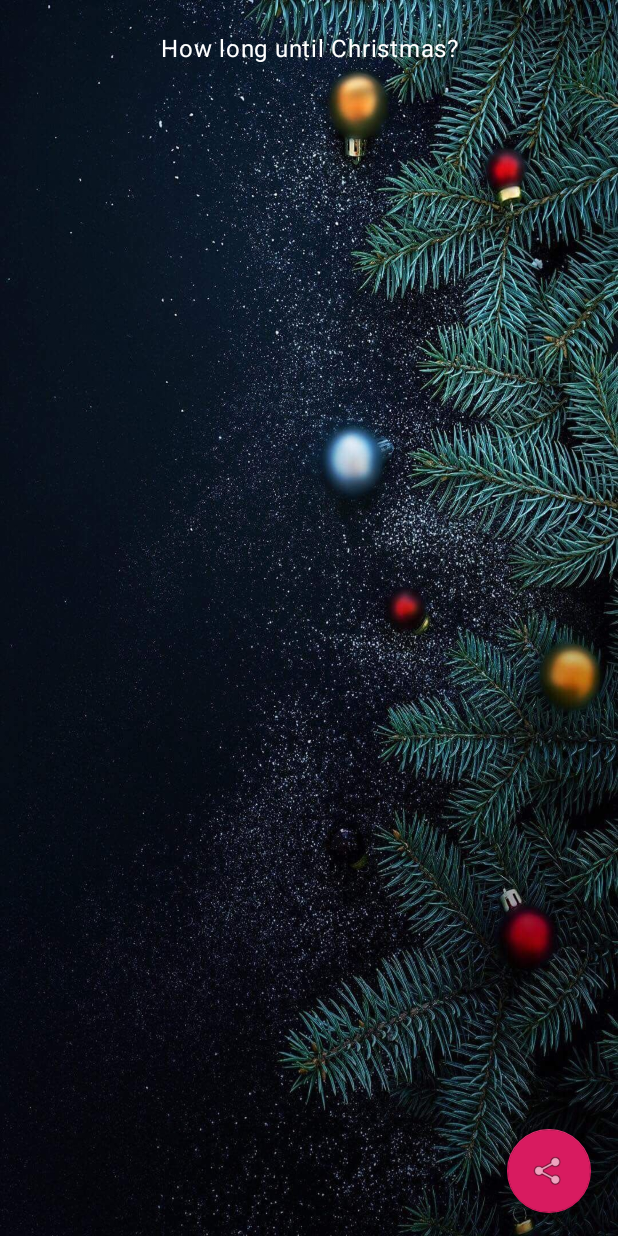
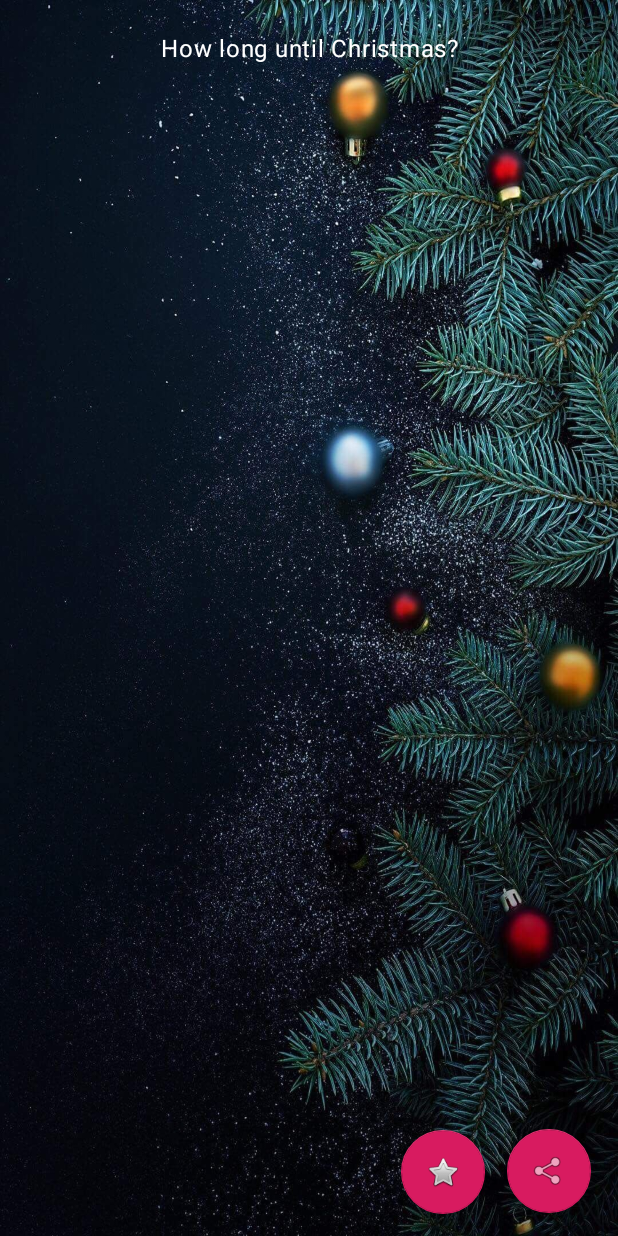
Before and after one commit to facundop/android-how_long_until_christmas, an Android app: the screen it shows after launch (MainActivity), on a phone screen of 412 x 824 dp. Run offline under Robolectric (Android 15) with nearby library versions, the phone set to English and light mode, and no system bars; our stand-ins replace AdMob; 3 statements that could not run were skipped.

Commit message:
Add Rate Button

```diff
--- a/app/build.gradle
+++ b/app/build.gradle
@@ -14,8 +14,8 @@ android {
         applicationId "com.facundoprecentado.howlonguntilchristmas"
         minSdkVersion 22
         targetSdkVersion 28
-        versionCode 5
-        versionName "1.4"
+        versionCode 6
+        versionName "1.6"
         testInstrumentationRunner "android.support.test.runner.AndroidJUnitRunner"
         signingConfig signingConfigs.release
     }
--- a/app/src/main/java/com/facundoprecentado/howlonguntilchristmas/MainActivity.java
+++ b/app/src/main/java/com/facundoprecentado/howlonguntilchristmas/MainActivity.java
@@ -3,6 +3,7 @@ package com.facundoprecentado.howlonguntilchristmas;
 import android.annotation.TargetApi;
 import android.content.Intent;
 import android.icu.util.TimeZone;
+import android.net.Uri;
 import android.os.Build;
 import android.os.Bundle;
 import android.os.CountDownTimer;
@@ -10,6 +11,7 @@ import android.support.design.widget.FloatingActionButton;
 import android.support.design.widget.Snackbar;
 import android.support.v7.app.AppCompatActivity;
 import android.support.v7.widget.Toolbar;
+import android.util.Log;
 import android.view.Menu;
 import android.view.MenuItem;
 import android.view.View;
@@ -46,6 +48,7 @@ public class MainActivity extends AppCompatActivity implements RewardedVideoAdLi
     private String TestRewardedVideoAd = "ca-app-pub-3940256099942544/5224354917";
     private String RewardedVideoAd = "ca-app-pub-1088902000251944/6033351380";
     private FloatingActionButton shareButton;
+    private FloatingActionButton rateButton;
 
     @Override
     protected void onCreate(Bundle savedInstanceState) {
@@ -76,7 +79,16 @@ public class MainActivity extends AppCompatActivity implements RewardedVideoAdLi
                startActivity(sendIntent);
            }
         });
-
+        rateButton = (FloatingActionButton) findViewById(R.id.rateButton);
+        rateButton.setOnClickListener(new View.OnClickListener() {
+            @Override
+            public void onClick(View v) {
+                Intent rateIntent = new Intent();
+                rateIntent.setAction(Intent.ACTION_VIEW);
+                rateIntent.setData(Uri.parse("market://details?id=" + getPackageName()));
+                startActivity(rateIntent);
+            }
+        });
         loadRewardedVideoAd();
     }
 
--- a/app/src/main/res/layout/content_main.xml
+++ b/app/src/main/res/layout/content_main.xml
@@ -57,6 +57,22 @@
         app:layout_constraintTop_toTopOf="parent" />
 
     <android.support.design.widget.FloatingActionButton
+        android:id="@+id/rateButton"
+        android:layout_width="wrap_content"
+        android:layout_height="wrap_content"
+        android:layout_marginStart="8dp"
+        android:layout_marginTop="8dp"
+        android:layout_marginEnd="8dp"
+        android:layout_marginBottom="8dp"
+        app:layout_constraintBottom_toBottomOf="parent"
+        app:layout_constraintEnd_toStartOf="@+id/shareButton"
+        app:layout_constraintHorizontal_bias="0.976"
+        app:layout_constraintStart_toStartOf="parent"
+        app:layout_constraintTop_toBottomOf="@+id/hoursUntilText"
+        app:layout_constraintVertical_bias="0.953"
+        app:srcCompat="@android:drawable/btn_star_big_off" />
+
+    <android.support.design.widget.FloatingActionButton
         android:id="@+id/shareButton"
         android:layout_width="wrap_content"
         android:layout_height="wrap_content"
```
